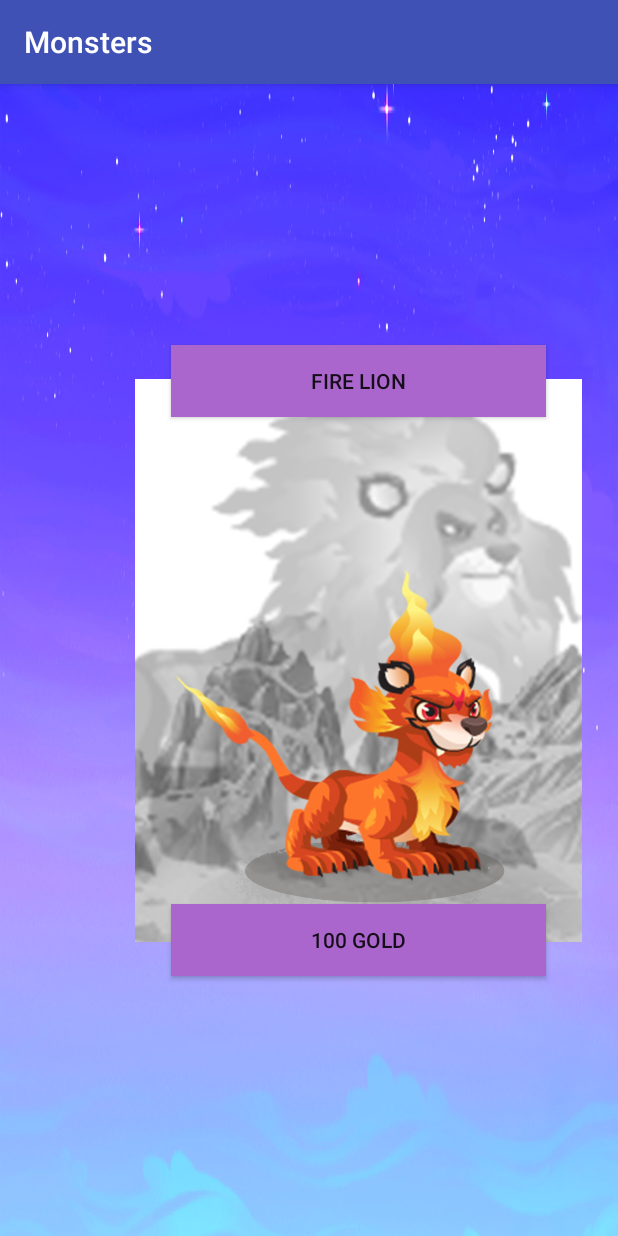
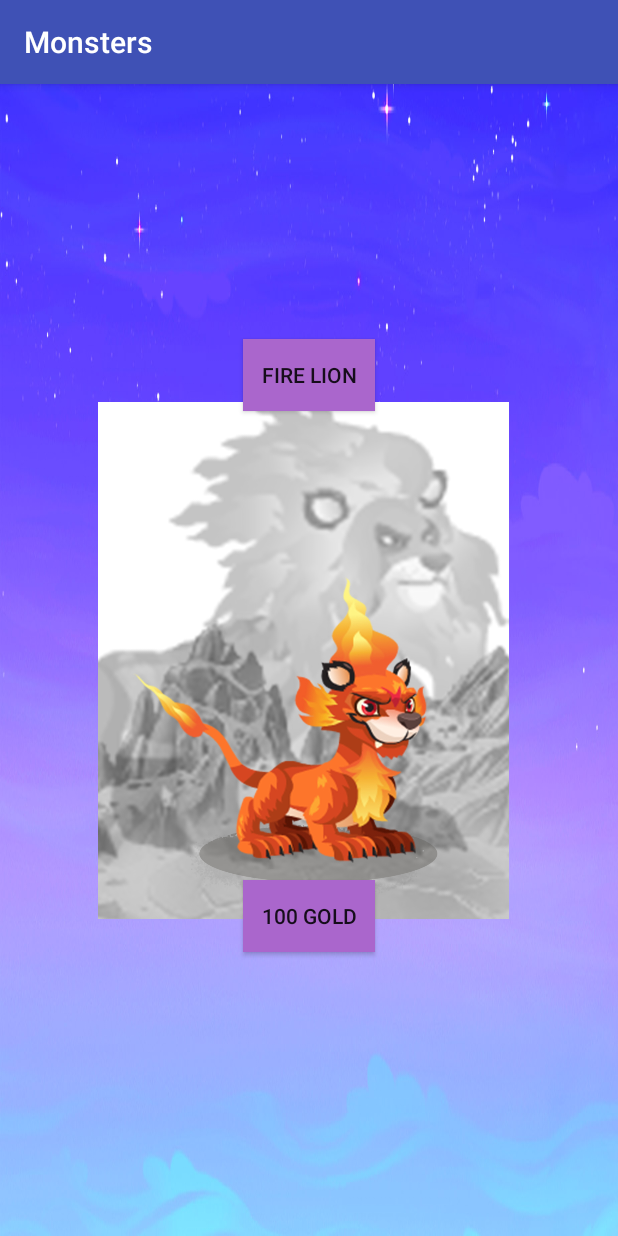
Before and after one commit to arianeee/MonsterLegendwiki, an Android app: the ListChooseMonsters screen opened directly, with no data from a screen before it, on a phone screen of 412 x 824 dp. Run offline under Robolectric (Android 15) with nearby library versions, the phone set to English and light mode, and no system bars.

Commit message:
corrction taille

```diff
--- a/app/src/main/res/layout/activity_list_choose_monsters.xml
+++ b/app/src/main/res/layout/activity_list_choose_monsters.xml
@@ -10,53 +10,52 @@
 
     <Button
         android:id="@+id/button"
-        android:layout_width="0dp"
+        android:layout_width="wrap_content"
         android:layout_height="wrap_content"
         android:layout_marginBottom="350dp"
-        android:layout_marginEnd="32dp"
-        android:layout_marginLeft="32dp"
-        android:layout_marginRight="32dp"
-        android:layout_marginStart="32dp"
+        android:layout_marginEnd="8dp"
+        android:layout_marginLeft="8dp"
+        android:layout_marginRight="8dp"
+        android:layout_marginStart="8dp"
         android:background="@android:color/holo_purple"
         android:text="@string/fire_lion"
         app:layout_constraintBottom_toBottomOf="@+id/imageButton2"
-        app:layout_constraintEnd_toEndOf="@+id/imageButton2"
-        app:layout_constraintStart_toStartOf="@+id/imageButton2" />
+        app:layout_constraintEnd_toEndOf="parent"
+        app:layout_constraintStart_toStartOf="parent" />
 
     <Button
         android:id="@+id/button2"
-        android:layout_width="0dp"
+        android:layout_width="wrap_content"
         android:layout_height="wrap_content"
-        android:layout_marginEnd="32dp"
-        android:layout_marginLeft="32dp"
-        android:layout_marginRight="32dp"
-        android:layout_marginStart="32dp"
-        android:layout_marginTop="350dp"
+        android:layout_marginEnd="8dp"
+        android:layout_marginLeft="8dp"
+        android:layout_marginRight="8dp"
+        android:layout_marginStart="8dp"
+        android:layout_marginTop="330dp"
         android:background="@android:color/holo_purple"
         android:text="@string/_100_gold"
-        app:layout_constraintEnd_toEndOf="@+id/imageButton2"
-        app:layout_constraintStart_toStartOf="@+id/imageButton2"
+        app:layout_constraintEnd_toEndOf="parent"
+        app:layout_constraintStart_toStartOf="parent"
         app:layout_constraintTop_toTopOf="@+id/imageButton2" />
 
     <ImageButton
         android:id="@+id/imageButton2"
-        android:layout_width="314dp"
-        android:layout_height="375dp"
+        android:layout_width="274dp"
+        android:layout_height="367dp"
         android:layout_marginBottom="32dp"
         android:layout_marginEnd="16dp"
-        android:layout_marginLeft="16dp"
+        android:layout_marginLeft="8dp"
         android:layout_marginRight="16dp"
-        android:layout_marginStart="16dp"
+        android:layout_marginStart="8dp"
         android:layout_marginTop="32dp"
         android:background="@android:color/transparent"
+        android:contentDescription="@string/todo"
         android:cropToPadding="false"
         android:scaleType="fitCenter"
         app:layout_constraintBottom_toBottomOf="parent"
         app:layout_constraintEnd_toEndOf="parent"
-        app:layout_constraintHorizontal_bias="1.0"
         app:layout_constraintStart_toStartOf="parent"
         app:layout_constraintTop_toTopOf="parent"
-        app:srcCompat="@drawable/lionniv2"
-        android:contentDescription="@string/todo" />
+        app:srcCompat="@drawable/lionniv2" />
 
 </android.support.constraint.ConstraintLayout>
```
